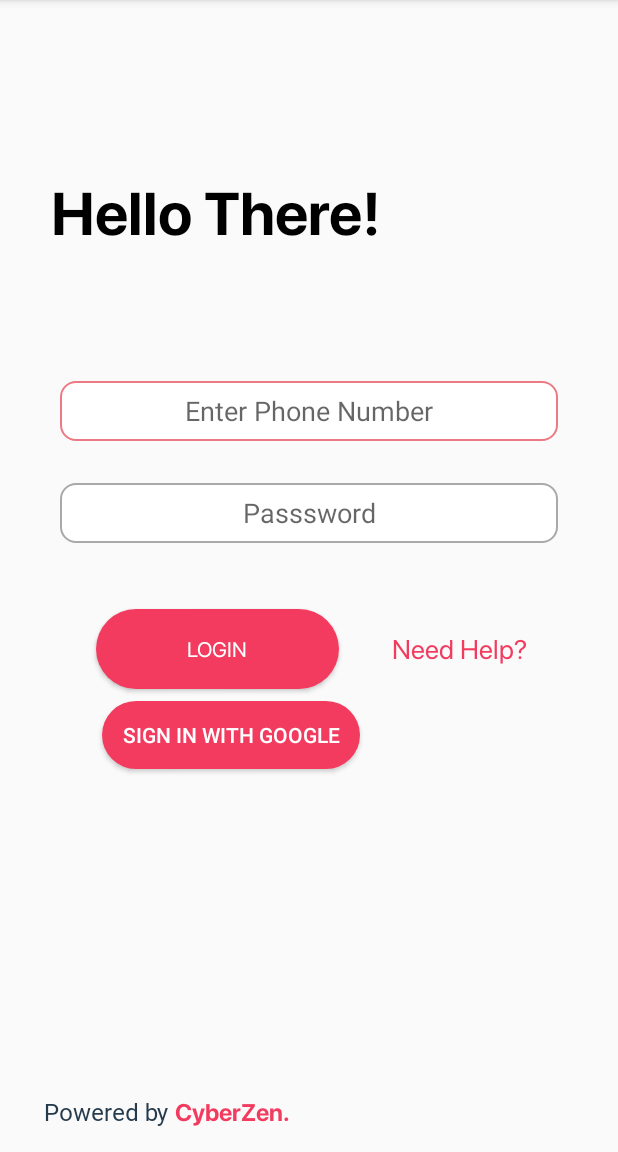
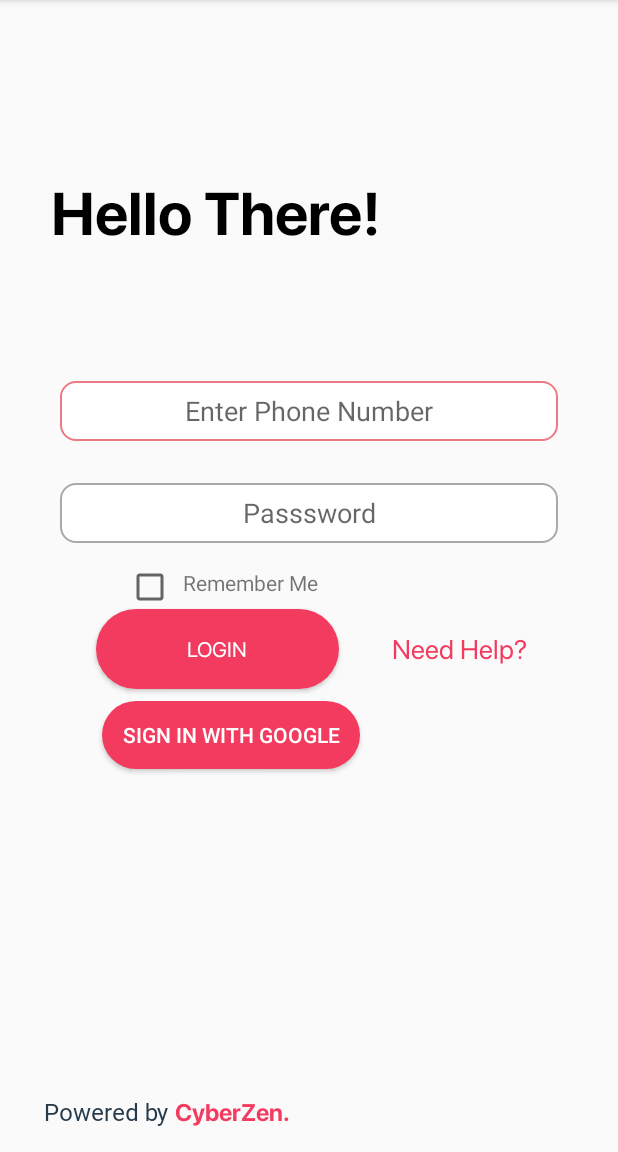
Before and after one commit to AlexLa00/EasyTax, an Android app: the login_user screen opened directly, with no data from a screen before it, on a phone screen of 412 x 824 dp, the part 84-1236 px from its top. Run offline under Robolectric (Android 15) with nearby library versions, the phone set to English and light mode, and no system bars; our stand-ins replace Firebase (no records; nobody signed in at launch, a user with empty details on screens opened directly).

Commit message:
remember me logic implimented

```diff
--- a/EasyTax/src/main/java/app/cyberzen/easytax/login_user.java
+++ b/EasyTax/src/main/java/app/cyberzen/easytax/login_user.java
@@ -7,6 +7,7 @@ import androidx.appcompat.app.AppCompatActivity;
 
 import android.content.DialogInterface;
 import android.content.Intent;
+import android.content.SharedPreferences;
 import android.net.Uri;
 import android.os.Bundle;
 
@@ -14,6 +15,8 @@ import android.util.Log;
 import android.view.MenuItem;
 import android.view.View;
 import android.widget.Button;
+import android.widget.CheckBox;
+import android.widget.CompoundButton;
 import android.widget.EditText;
 import android.widget.TextView;
 import android.widget.Toast;
@@ -41,6 +44,9 @@ public class login_user extends AppCompatActivity {
     EditText usernameInput;
     EditText passwordInput;
     Button loginbtn;
+    private CheckBox rememberme;
+    private SharedPreferences mprefs;
+    private static final String PREFS_NAME = "PrefsFile";
     String uname, usrpwd;
 
     FirebaseDatabase database = FirebaseDatabase.getInstance();
@@ -50,6 +56,8 @@ public class login_user extends AppCompatActivity {
     protected void onCreate(Bundle savedInstanceState) {
         super.onCreate(savedInstanceState);
         setContentView(R.layout.activity_login_user);
+        mprefs=getSharedPreferences(PREFS_NAME,MODE_PRIVATE);
+
 
         btn_google = findViewById(R.id.googlebtn);
         btn_google.setOnClickListener(new View.OnClickListener(){
@@ -63,6 +71,7 @@ public class login_user extends AppCompatActivity {
         usernameInput = findViewById(R.id.Email);
         passwordInput = findViewById(R.id.password);
 
+        rememberme=(CheckBox) findViewById(R.id.rememberCB);
         loginbtn=(Button) findViewById(R.id.login);
         loginbtn.setOnClickListener(new View.OnClickListener(){
 
@@ -81,7 +90,27 @@ public class login_user extends AppCompatActivity {
                 startActivity(myIntent);
             }
         });
+
+
+        getPreferencesData();
+    }
+
+    private void getPreferencesData() {
+        SharedPreferences sp=getSharedPreferences(PREFS_NAME, MODE_PRIVATE);
+        if(sp.contains("pref_name")){
+            String u=sp.getString("pref_name","not found.");
+            usernameInput.setText(u.toString());
         }
+        if(sp.contains("pref_pass")){
+            String p=sp.getString("pref_pass","not found.");
+            usernameInput.setText(p.toString());
+        }
+
+        if(sp.contains("pref_check")){
+            Boolean cb=sp.getBoolean("pref_check",false);
+            usernameInput.setText(cb.toString());
+        }
+    }
 
     @Override
     protected void onActivityResult(int requestCode, int resultCode, @Nullable Intent data){
@@ -198,6 +227,19 @@ public class login_user extends AppCompatActivity {
     }
     public void LoginSuccess() {
 
+        if(rememberme.isChecked()) {
+            Boolean boolIsChecked = rememberme.isChecked();
+            SharedPreferences.Editor editor = mprefs.edit();
+            editor.putString("pref_name", usernameInput.getText().toString());
+            editor.putString("pref_name", passwordInput.getText().toString());
+            editor.putBoolean("pref_check", boolIsChecked);
+            editor.apply();
+            Toast.makeText(login_user.this, "Remembering you", Toast.LENGTH_SHORT).show();
+        }else{
+            mprefs.edit().clear().apply();
+        }
+
+
         Toast.makeText(this, "Successfully logged in!", Toast.LENGTH_SHORT).show();
         Intent loginW = new Intent(getApplicationContext(), HomeScreen.class);
         startActivity(loginW);
--- a/EasyTax/src/main/res/layout/activity_login_user.xml
+++ b/EasyTax/src/main/res/layout/activity_login_user.xml
@@ -63,6 +63,16 @@
         app:layout_constraintStart_toEndOf="@+id/login"
         app:layout_constraintTop_toBottomOf="@+id/password"
         app:layout_constraintVertical_bias="0.0" />
+
+    <CheckBox
+        android:id="@+id/rememberCB"
+        android:layout_width="30dp"
+        android:layout_height="30dp"
+        android:layout_marginStart="68dp"
+        app:layout_constraintBottom_toTopOf="@+id/login"
+        app:layout_constraintStart_toStartOf="parent"
+        app:layout_constraintTop_toBottomOf="@+id/password"
+        app:layout_constraintVertical_bias="1.0" />
 
     <Button
         android:id="@+id/login"
@@ -158,4 +168,16 @@
         app:layout_constraintStart_toStartOf="parent"
         app:layout_constraintTop_toBottomOf="@+id/login" />
 
+    <TextView
+        android:id="@+id/textView4"
+        android:layout_width="wrap_content"
+        android:layout_height="wrap_content"
+        android:layout_marginStart="8dp"
+        android:layout_marginBottom="8dp"
+        android:text="@string/remember_me"
+        app:layout_constraintBottom_toTopOf="@+id/login"
+        app:layout_constraintStart_toEndOf="@+id/rememberCB"
+        app:layout_constraintTop_toBottomOf="@+id/password"
+        app:layout_constraintVertical_bias="1.0" />
+
 </androidx.constraintlayout.widget.ConstraintLayout>
--- a/EasyTax/src/main/res/values/strings.xml
+++ b/EasyTax/src/main/res/values/strings.xml
@@ -56,6 +56,7 @@
     <string name="Switch">True / False</string>
 
     <string name="Saved_as">Saved</string>
+    <string name="remember_me">Remember Me</string>
     <string-array name="fontSize">
         <item>12</item>
         <item>13</item>
```
Also changed, not shown: 1 other file.
